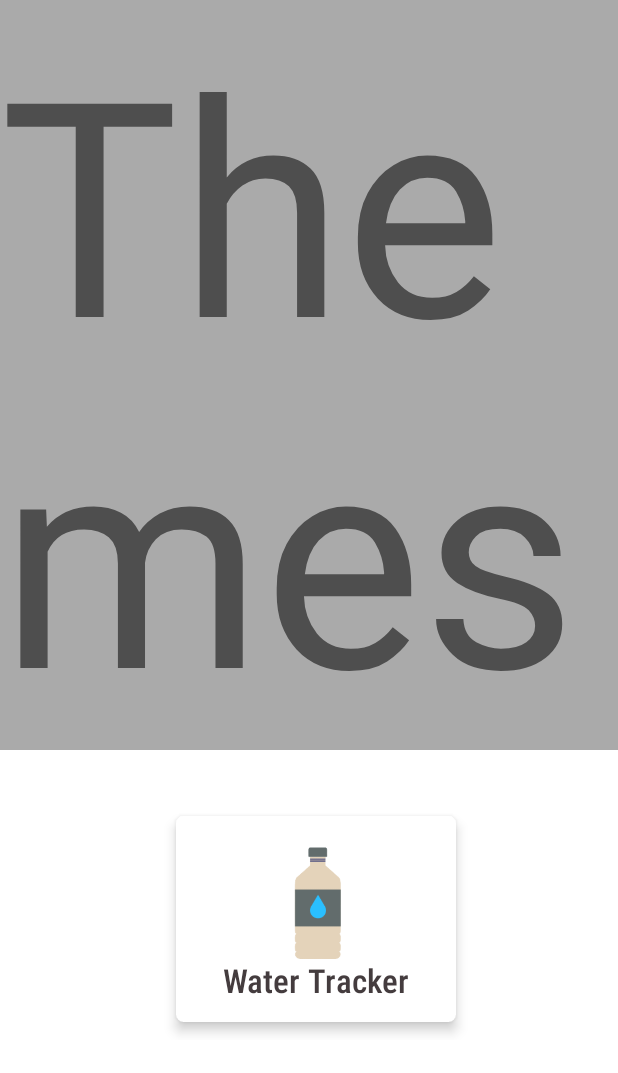
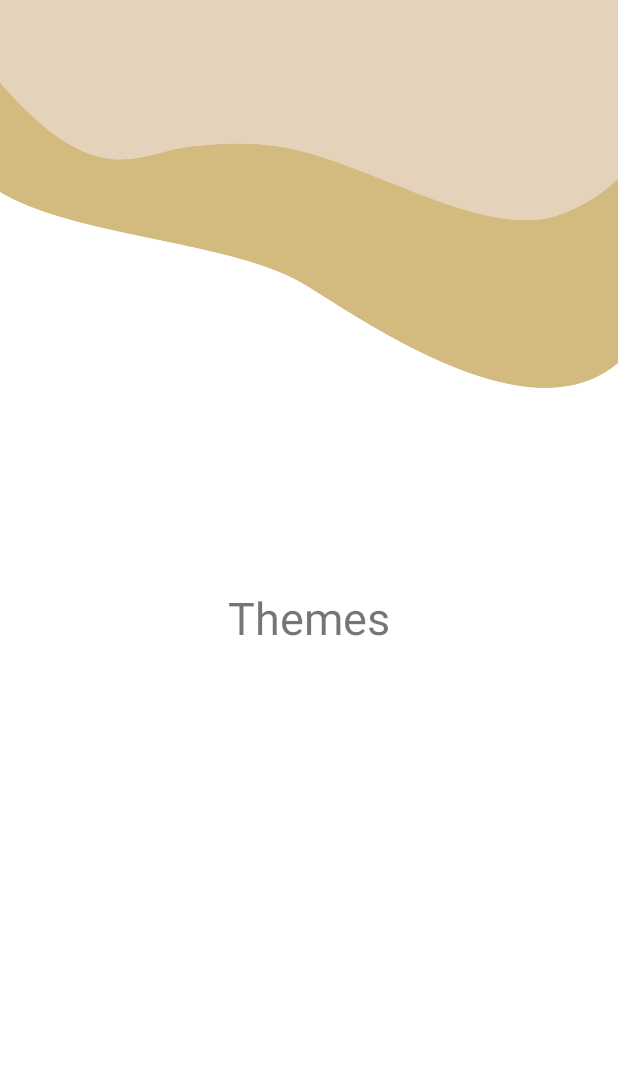
Before and after one commit to Incognito-Five/HWRU, an Android app: the Homepage screen opened directly, with no data from a screen before it, in the side drawer, after a tap on "Themes", on a phone screen of 412 x 824 dp. Shown: the top 1073 px of the screen. Run offline under Robolectric (Android 15) with nearby library versions, the phone set to English and light mode, and no system bars.

Commit message:
activities and fragments
-background
-deleted activities

```diff
--- a/MyApplication2/app/src/main/AndroidManifest.xml
+++ b/MyApplication2/app/src/main/AndroidManifest.xml
@@ -14,9 +14,6 @@
         <activity android:name=".ResetPage"></activity>
         <activity android:name=".ForgotPasswordPage" />
         <activity android:name=".RegistrationPage" />
-        <activity android:name=".Settings" />
-        <activity android:name=".AboutUs" />
-        <activity android:name=".Profile" />
         <activity android:name=".BMI" />
         <activity android:name=".Timetable" />
         <activity android:name=".Calendar" />
--- a/MyApplication2/app/src/main/java/com/example/myapplication1/Homepage.java
+++ b/MyApplication2/app/src/main/java/com/example/myapplication1/Homepage.java
@@ -87,7 +87,6 @@
         startActivity(intent);
     }
 
-
     @Override
     public boolean onNavigationItemSelected(@NonNull MenuItem item) {
         switch (item.getItemId()){
--- a/MyApplication2/app/src/main/res/layout/activity_homepage.xml
+++ b/MyApplication2/app/src/main/res/layout/activity_homepage.xml
@@ -29,8 +29,6 @@
                 app:layout_constraintStart_toStartOf="parent"
                 app:layout_constraintTop_toTopOf="parent"
                 app:navigationIcon="@drawable/navi" />
-
-
 
             <TextView
                 android:id="@+id/textView"
@@ -261,14 +259,15 @@
                     android:layout_weight="0.45" />
             </LinearLayout>
 
-            <FrameLayout
-                android:id="@+id/fragment_container"
-                android:layout_width="match_parent"
-                android:layout_height="match_parent"
-                android:alpha="1"
-                android:clickable="true" />
+
+
         </androidx.constraintlayout.widget.ConstraintLayout>
     </ScrollView>
+    <FrameLayout
+        android:id="@+id/fragment_container"
+        android:layout_width="match_parent"
+        android:layout_height="match_parent">
+    </FrameLayout>
 
     <com.google.android.material.navigation.NavigationView
         android:id="@+id/nav_view"
--- a/MyApplication2/app/src/main/res/layout/fragment_account.xml
+++ b/MyApplication2/app/src/main/res/layout/fragment_account.xml
@@ -1,9 +1,10 @@
 <?xml version="1.0" encoding="utf-8"?>
 <RelativeLayout xmlns:android="http://schemas.android.com/apk/res/android"
-
+    xmlns:app="http://schemas.android.com/apk/res-auto"
+    xmlns:tools="http://schemas.android.com/tools"
     android:layout_width="match_parent"
     android:layout_height="match_parent"
-    android:background="@android:color/holo_red_light">
+    android:background="@drawable/homebg">
 
     <TextView
         android:layout_width="wrap_content"
--- a/MyApplication2/app/src/main/res/layout/fragment_back_up.xml
+++ b/MyApplication2/app/src/main/res/layout/fragment_back_up.xml
@@ -1,13 +1,15 @@
 <?xml version="1.0" encoding="utf-8"?>
 <RelativeLayout xmlns:android="http://schemas.android.com/apk/res/android"
+    xmlns:app="http://schemas.android.com/apk/res-auto"
+    xmlns:tools="http://schemas.android.com/tools"
     android:layout_width="match_parent"
     android:layout_height="match_parent"
-    android:background="@android:color/holo_blue_bright">
+    android:background="@drawable/homebg">
 
     <TextView
         android:layout_width="wrap_content"
         android:layout_height="wrap_content"
-        android:text="Back Up and Storage"
+        android:text="@string/back_up_storage"
         android:textSize="30sp"
         android:layout_centerInParent="true">
     </TextView>
--- a/MyApplication2/app/src/main/res/layout/fragment_help.xml
+++ b/MyApplication2/app/src/main/res/layout/fragment_help.xml
@@ -1,9 +1,10 @@
 <?xml version="1.0" encoding="utf-8"?>
 <RelativeLayout xmlns:android="http://schemas.android.com/apk/res/android"
-
+    xmlns:app="http://schemas.android.com/apk/res-auto"
+    xmlns:tools="http://schemas.android.com/tools"
     android:layout_width="match_parent"
     android:layout_height="match_parent"
-    android:background="@android:color/holo_green_light">
+    android:background="@drawable/homebg">
 
     <TextView
         android:layout_width="wrap_content"
--- a/MyApplication2/app/src/main/res/layout/fragment_sounds.xml
+++ b/MyApplication2/app/src/main/res/layout/fragment_sounds.xml
@@ -1,9 +1,10 @@
 <?xml version="1.0" encoding="utf-8"?>
 <RelativeLayout xmlns:android="http://schemas.android.com/apk/res/android"
-
+    xmlns:app="http://schemas.android.com/apk/res-auto"
+    xmlns:tools="http://schemas.android.com/tools"
     android:layout_width="match_parent"
     android:layout_height="match_parent"
-    android:background="@android:color/holo_purple">
+    android:background="@drawable/homebg">
 
     <TextView
         android:layout_width="wrap_content"
--- a/MyApplication2/app/src/main/res/layout/fragment_themes.xml
+++ b/MyApplication2/app/src/main/res/layout/fragment_themes.xml
@@ -1,24 +1,17 @@
 <?xml version="1.0" encoding="utf-8"?>
-
-<ScrollView xmlns:android="http://schemas.android.com/apk/res/android"
+<RelativeLayout xmlns:android="http://schemas.android.com/apk/res/android"
+    xmlns:app="http://schemas.android.com/apk/res-auto"
+    xmlns:tools="http://schemas.android.com/tools"
     android:layout_width="match_parent"
     android:layout_height="match_parent"
-    android:background="@android:color/darker_gray"
-    android:fillViewport="true">
+    android:background="@drawable/homebg">
 
-    <RelativeLayout
+    <TextView
+        android:layout_width="wrap_content"
+        android:layout_height="wrap_content"
+        android:text="@string/themes"
+        android:textSize="30sp"
+        android:layout_centerInParent="true">
+    </TextView>
 
-    android:layout_width="match_parent"
-    android:layout_height="wrap_content">
-
-
-        <TextView
-            android:layout_width="match_parent"
-            android:layout_height="match_parent"
-            android:text="@string/themes"
-            android:textSize="200sp">
-
-        </TextView>
-
-    </RelativeLayout>
-</ScrollView>
+</RelativeLayout>
```
Also changed, not shown: MyApplication2/app/src/main/java/com/example/myapplication1/AboutUs.java (deleted, +0 -14 lines), MyApplication2/app/src/main/java/com/example/myapplication1/Profile.java (deleted, +0 -14 lines), MyApplication2/app/src/main/java/com/example/myapplication1/Settings.java (deleted, +0 -14 lines), MyApplication2/app/src/main/res/layout/activity_about_us.xml (deleted, +0 -9 lines), MyApplication2/app/src/main/res/layout/activity_bmi.xml (+18 -2 lines), MyApplication2/app/src/main/res/layout/activity_calendar.xml (+18 -2 lines), MyApplication2/app/src/main/res/layout/activity_notebook.xml (+19 -4 lines), MyApplication2/app/src/main/res/layout/activity_profile.xml (deleted, +0 -9 lines), MyApplication2/app/src/main/res/layout/activity_settings.xml (deleted, +0 -9 lines), MyApplication2/app/src/main/res/layout/activity_timetable.xml (+18 -2 lines), MyApplication2/app/src/main/res/layout/activity_water_tracker.xml (+18 -2 lines).
